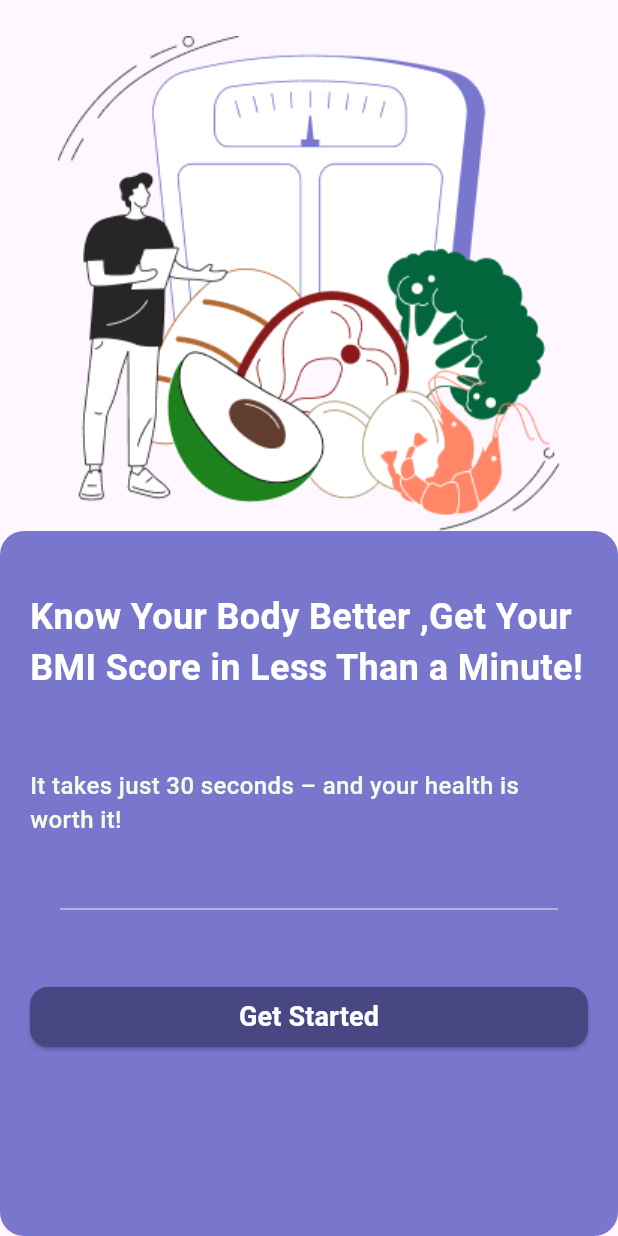
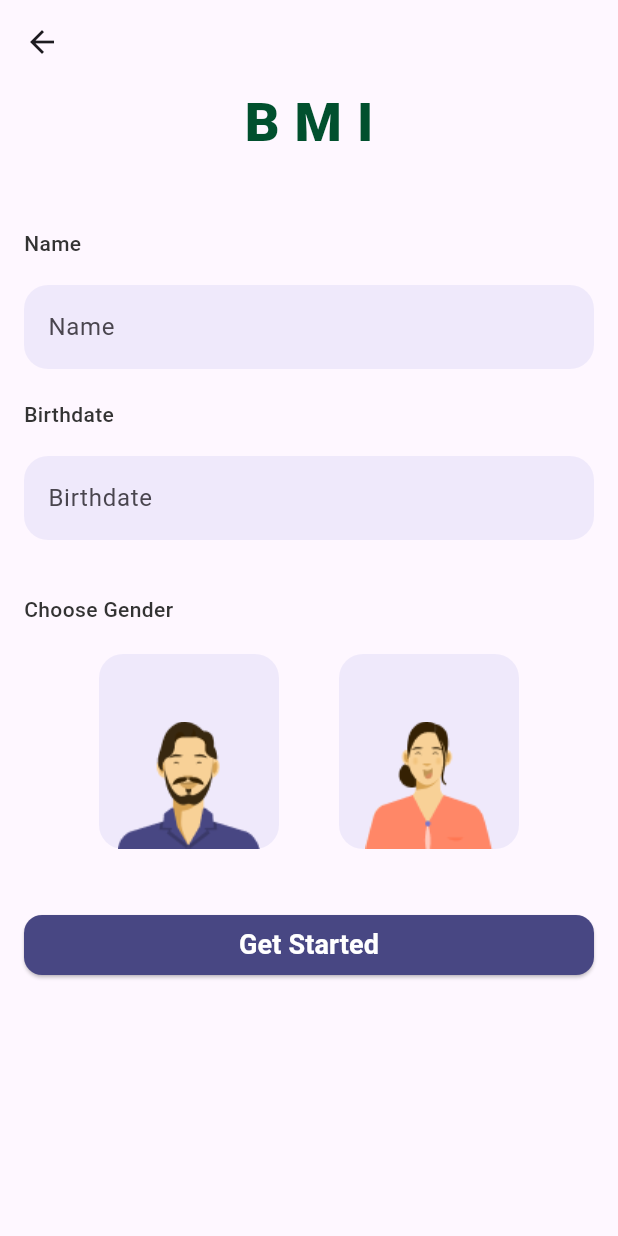
Before and after one commit to MohammedEmadSelim/bmi_march_26, a Flutter app: the screen it shows after launch, after a tap on "Get Started", on a phone screen of 412 x 824 dp. Run offline on Flutter 3.47's test engine with Material 3 defaults, Android fonts, the phone set to English and light mode, and no system bars.

Commit message:
info screen

```diff
--- a/lib/main.dart
+++ b/lib/main.dart
@@ -1,3 +1,5 @@
+import 'package:bmi_march_26/screens/info_screen.dart';
+import 'package:bmi_march_26/screens/welcome_screen.dart';
 import 'package:flutter/material.dart';
 
 void main() {
@@ -30,122 +32,7 @@ class MyApp extends StatelessWidget {
         // tested with just a hot reload.
         colorScheme: ColorScheme.fromSeed(seedColor: Colors.deepPurple),
       ),
-      home: const MyHomePage(title: 'Flutter Demo Home Page'),
+      home: const WelcomeScreen(),
     );
   }
 }
-
-class MyHomePage extends StatefulWidget {
-  const MyHomePage({super.key, required this.title});
-
-  // This widget is the home page of your application. It is stateful, meaning
-  // that it has a State object (defined below) that contains fields that affect
-  // how it looks.
-
-  // This class is the configuration for the state. It holds the values (in this
-  // case the title) provided by the parent (in this case the App widget) and
-  // used by the build method of the State. Fields in a Widget subclass are
-  // always marked "final".
-
-  final String title;
-
-  @override
-  State<MyHomePage> createState() => _MyHomePageState();
-}
-
-class _MyHomePageState extends State<MyHomePage> {
-
-
-
-
-  @override
-  Widget build(BuildContext context) {
-    // This method is rerun every time setState is called, for instance as done
-    // by the _incrementCounter method above.
-    //
-    // The Flutter framework has been optimized to make rerunning build methods
-    // fast, so that you can just rebuild anything that needs updating rather
-    // than having to individually change instances of widgets.
-    return Scaffold(
-      body: Column(
-        // Column is also a layout widget. It takes a list of children and
-        // arranges them vertically. By default, it sizes itself to fit its
-        // children horizontally, and tries to be as tall as its parent.
-        //
-        // Column has various properties to control how it sizes itself and
-        // how it positions its children. Here we use mainAxisAlignment to
-        // center the children vertically; the main axis here is the vertical
-        // axis because Columns are vertical (the cross axis would be
-        // horizontal).
-        //
-        // TRY THIS: Invoke "debug painting" (choose the "Toggle Debug Paint"
-        // action in the IDE, or press "p" in the console), to see the
-        // wireframe for each widget.
-        mainAxisAlignment: MainAxisAlignment.end,
-        children: <Widget>[
-          Image.asset('assets/first_img.png'),
-          Container(
-            width: 450,
-            height: 470,
-            decoration: BoxDecoration(
-              color: Color(0xff7876CD),
-              borderRadius: BorderRadius.circular(16),
-            ),
-            child: Padding(
-              padding: const EdgeInsets.symmetric(horizontal: 20.0),
-              child: Column(
-                children: [
-                  SizedBox(height: 40),
-                  Text(
-                    'Know Your Body Better ,Get Your BMI Score in Less Than a Minute!',
-                    style: TextStyle(
-                      fontSize: 24,
-                      fontWeight: FontWeight.w700,
-                      color: Colors.white,
-                    ),
-                  ),
-                  SizedBox(height: 50),
-                  Text(
-                    'It takes just 30 seconds – and your health is worth it!',
-                    style: TextStyle(
-                      fontSize: 16,
-                      fontWeight: FontWeight.w500,
-                      color: Color(0xffF8F9FFE5),
-                    ),
-                  ),
-                  SizedBox(height: 40),
-                  Padding(
-                    padding: const EdgeInsets.symmetric(horizontal: 20.0),
-                    child: Divider(),
-                  ),
-                  SizedBox(height: 40),
-                  SizedBox(
-                    width: 400,
-                    child: ElevatedButton(
-                      onPressed: () {},
-                      style: ElevatedButton.styleFrom(
-                        shape: RoundedRectangleBorder(
-                          borderRadius: BorderRadius.circular(12),
-                        ),
-                        backgroundColor: Color(0xff484783),
-                      ),
-
-                      child: const Text(
-                        "Get Started",
-                        style: TextStyle(
-                          color: Colors.white,
-                          fontSize: 18,
-                          fontWeight: FontWeight.w600,
-                        ),
-                      ),
-                    ),
-                  ),
-                ],
-              ),
-            ),
-          ),
-        ],
-      ),
-    );
-  }
-}
--- /dev/null
+++ b/lib/screens/info_screen.dart
@@ -0,0 +1,147 @@
+import 'package:bmi_march_26/widgets/custom_text_form.dart';
+import 'package:flutter/material.dart';
+
+class InfoScreen extends StatefulWidget {
+  const InfoScreen({super.key});
+
+  @override
+  State<InfoScreen> createState() => _InfoScreenState();
+}
+
+class _InfoScreenState extends State<InfoScreen> {
+  final TextEditingController nameController = TextEditingController();
+  final TextEditingController dateController = TextEditingController();
+
+  @override
+  Widget build(BuildContext context) {
+    return Scaffold(
+      appBar: AppBar(),
+      body: Center(
+        child: Padding(
+          padding: EdgeInsets.symmetric(horizontal: 16.0),
+          child: Column(
+            children: [
+              Text(
+                "BMI",
+                style: TextStyle(
+                  letterSpacing: 10,
+                  fontWeight: FontWeight.w900,
+                  fontSize: 36,
+                  color: Color(0xff01502E),
+                ),
+              ),
+              SizedBox(height: 45),
+
+              CustomTextFormField(
+                nameController: nameController,
+                title: "Name",
+                hint: "Name",
+              ),
+              SizedBox(height: 20),
+
+              CustomTextFormField(
+                nameController: dateController,
+                hint: "Birthdate",
+                title: "Birthdate",
+                readOnly: true,
+                onTap: () async {
+                  print("Birthdate field taped");
+                  var res = await showDatePicker(
+                    context: context,
+                    firstDate: DateTime(2010),
+                    lastDate: DateTime(2030),
+                  );
+                  print(res);
+                  if (res != null) {
+                    String date = res.toIso8601String();
+
+                    dateController.text = date.substring(0, 10);
+                  }
+                },
+              ),
+              SizedBox(height: 36),
+
+              Row(
+                children: [
+                  Text(
+                    "Choose Gender",
+                    style: TextStyle(
+                      fontSize: 14,
+                      fontWeight: FontWeight.w500,
+                      color: Color(0xff333333),
+                    ),
+                  ),
+                ],
+              ),
+              SizedBox(height: 20,),
+
+              Row(
+                mainAxisAlignment: MainAxisAlignment.center,
+                children: [
+                  Container(
+                    width: 120,
+                    height: 130,
+                    decoration: BoxDecoration(
+                      color: Color(0xffB3B2EA).withAlpha(50),
+                      borderRadius: BorderRadius.circular(16),
+                    ),
+                    child:Column(
+                      mainAxisAlignment: MainAxisAlignment.end,
+
+                      children: [
+                        Image.asset("assets/male.png"),
+                      ],
+                    ) ,
+                  ),
+                  SizedBox(width: 40,),
+                  Container(
+                    width: 120,
+                    height: 130,
+                    decoration: BoxDecoration(
+                      color: Color(0xffB3B2EA).withAlpha(50),
+                      borderRadius: BorderRadius.circular(16),
+                    ),
+                    child:Column(
+                      mainAxisAlignment: MainAxisAlignment.end,
+                      children: [
+                        Image.asset("assets/female.png",),
+                      ],
+                    ) ,
+
+                  ),
+
+                ],
+              ),
+              SizedBox(height: 40),
+              SizedBox(
+                width: 400,
+                child: ElevatedButton(
+                  onPressed: () {
+                    // navigation to info screen
+                    print(nameController.text);
+                    print(dateController.text);
+                  },
+                  style: ElevatedButton.styleFrom(
+                    shape: RoundedRectangleBorder(
+                      borderRadius: BorderRadius.circular(12),
+                    ),
+                    backgroundColor: Color(0xff484783),
+                  ),
+
+                  child: const Text(
+                    "Get Started",
+                    style: TextStyle(
+                      color: Colors.white,
+                      fontSize: 18,
+                      fontWeight: FontWeight.w600,
+                    ),
+                  ),
+                ),
+              ),
+            ],
+          ),
+        ),
+      ),
+    );
+  }
+}
--- /dev/null
+++ b/lib/screens/welcome_screen.dart
@@ -0,0 +1,96 @@
+
+
+import 'package:bmi_march_26/screens/info_screen.dart';
+import 'package:flutter/material.dart';
+
+class WelcomeScreen extends StatefulWidget {
+  const WelcomeScreen({super.key,});
+
+
+
+  @override
+  State<WelcomeScreen> createState() => _WelcomeScreenState();
+}
+
+class _WelcomeScreenState extends State<WelcomeScreen> {
+
+
+
+
+  @override
+  Widget build(BuildContext context) {
+
+    return Scaffold(
+      body: Column(
+
+        mainAxisAlignment: MainAxisAlignment.end,
+        children: <Widget>[
+          Image.asset('assets/first_img.png'),
+          Container(
+            width: 450,
+            height: 470,
+            decoration: BoxDecoration(
+              color: Color(0xff7876CD),
+              borderRadius: BorderRadius.circular(16),
+            ),
+            child: Padding(
+              padding: const EdgeInsets.symmetric(horizontal: 20.0),
+              child: Column(
+                children: [
+                  SizedBox(height: 40),
+                  Text(
+                    'Know Your Body Better ,Get Your BMI Score in Less Than a Minute!',
+                    style: TextStyle(
+                      fontSize: 24,
+                      fontWeight: FontWeight.w700,
+                      color: Colors.white,
+                    ),
+                  ),
+                  SizedBox(height: 50),
+                  Text(
+                    'It takes just 30 seconds – and your health is worth it!',
+                    style: TextStyle(
+                      fontSize: 16,
+                      fontWeight: FontWeight.w500,
+                      color: Color(0xffF8F9FFE5),
+                    ),
+                  ),
+                  SizedBox(height: 40),
+                  Padding(
+                    padding: const EdgeInsets.symmetric(horizontal: 20.0),
+                    child: Divider(),
+                  ),
+                  SizedBox(height: 40),
+                  SizedBox(
+                    width: 400,
+                    child: ElevatedButton(
+                      onPressed: () {
+                        // navigation to info screen
+                        Navigator.push(context, MaterialPageRoute(builder: (context) => InfoScreen(),));
+                      },
+                      style: ElevatedButton.styleFrom(
+                        shape: RoundedRectangleBorder(
+                          borderRadius: BorderRadius.circular(12),
+                        ),
+                        backgroundColor: Color(0xff484783),
+                      ),
+
+                      child: const Text(
+                        "Get Started",
+                        style: TextStyle(
+                          color: Colors.white,
+                          fontSize: 18,
+                          fontWeight: FontWeight.w600,
+                        ),
+                      ),
+                    ),
+                  ),
+                ],
+              ),
+            ),
+          ),
+        ],
+      ),
+    );
+  }
+}
--- /dev/null
+++ b/lib/widgets/custom_text_form.dart
@@ -0,0 +1,60 @@
+
+
+import 'package:flutter/material.dart';
+
+class CustomTextFormField extends StatelessWidget {
+  const CustomTextFormField({
+    super.key,
+    required this.nameController,
+    required this.title,
+    required this.hint,
+    this.readOnly = false,
+    this.onTap,
+  });
+
+  final TextEditingController nameController;
+  final String title;
+  final String hint;
+  final bool? readOnly;
+
+  final void Function()? onTap;
+
+  @override
+  Widget build(BuildContext context) {
+    return Column(
+      children: [
+        Row(
+          children: [
+            Text(
+              title,
+              style: TextStyle(
+                fontSize: 14,
+                fontWeight: FontWeight.w500,
+                color: Color(0xff333333),
+              ),
+            ),
+          ],
+        ),
+        SizedBox(height: 18),
+        TextFormField(
+          controller: nameController,
+          readOnly: readOnly!,
+          onTap: onTap,
+          decoration: InputDecoration(
+            hintText: hint,
+            fillColor: Color(0xffB3B2EA).withAlpha(50),
+            filled: true,
+            focusedBorder: OutlineInputBorder(
+              borderRadius: BorderRadius.circular(16),
+              borderSide: BorderSide.none,
+            ),
+            enabledBorder: OutlineInputBorder(
+              borderRadius: BorderRadius.circular(16),
+              borderSide: BorderSide.none,
+            ),
+          ),
+        ),
+      ],
+    );
+  }
+}
```
Also changed, not shown: assets/female.png (added), assets/male.png (added).
